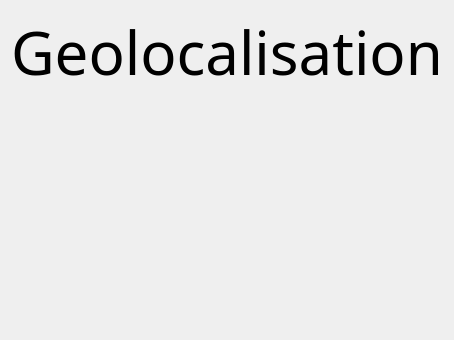
Qt form ProjetsCPP/GeoStation_Projet/geolocmozaicwidget.ui (CALF75/FormationAJC) before a commit.
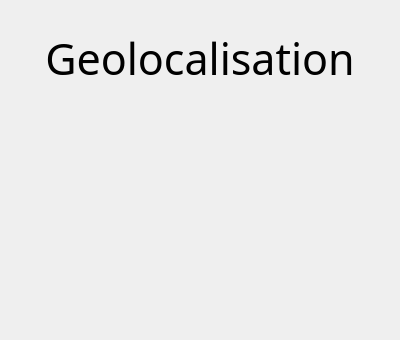
The same form after that commit. Custom widgets are drawn as their Qt base class.

```diff
--- a/ProjetsCPP/GeoStation_Projet/geolocmozaicwidget.ui
+++ b/ProjetsCPP/GeoStation_Projet/geolocmozaicwidget.ui
@@ -25,11 +25,17 @@
   <property name="styleSheet">
    <string notr="true"/>
   </property>
-  <layout class="QVBoxLayout" name="verticalLayout_8">
+  <layout class="QVBoxLayout" name="verticalLayout_4">
    <item>
-    <layout class="QVBoxLayout" name="verticalLayout_7">
+    <widget class="WidgetStyleSheet" name="widget_2" native="true">
+     <layout class="QGridLayout" name="gridLayout_2">
+      <item row="0" column="0">
+       <widget class="QWidget" name="widget" native="true">
+        <layout class="QGridLayout" name="gridLayout">
+         <item row="0" column="0">
+          <layout class="QVBoxLayout" name="verticalLayout_3">
      <item>
-      <layout class="QVBoxLayout" name="verticalLayout_6">
+            <layout class="QVBoxLayout" name="verticalLayout_2">
        <item>
         <widget class="QLabel" name="label">
          <property name="minimumSize">
@@ -47,16 +53,17 @@
          <property name="font">
           <font>
            <family>Suruma</family>
-           <pointsize>45</pointsize>
+                 <pointsize>32</pointsize>
           </font>
          </property>
          <property name="text">
           <string>Geolocalisation</string>
          </property>
-        </widget>
-       </item>
-       <item>
-        <layout class="QVBoxLayout" name="verticalLayout_5">
+               <property name="alignment">
+                <set>Qt::AlignHCenter|Qt::AlignTop</set>
+               </property>
+              </widget>
+             </item>
          <item>
           <layout class="QVBoxLayout" name="verticalLayout">
            <item>
@@ -65,53 +72,39 @@
               <string/>
              </property>
              <property name="alignment">
-              <set>Qt::AlignCenter</set>
+                  <set>Qt::AlignLeading|Qt::AlignLeft|Qt::AlignVCenter</set>
              </property>
             </widget>
            </item>
-          </layout>
-         </item>
-         <item>
-          <layout class="QVBoxLayout" name="verticalLayout_2">
            <item>
             <widget class="QLabel" name="label_4">
              <property name="text">
               <string/>
              </property>
              <property name="alignment">
-              <set>Qt::AlignCenter</set>
+                  <set>Qt::AlignLeading|Qt::AlignLeft|Qt::AlignVCenter</set>
              </property>
             </widget>
            </item>
-          </layout>
-         </item>
-         <item>
-          <layout class="QVBoxLayout" name="verticalLayout_3">
-           <item>
-            <widget class="QLabel" name="label_5">
-             <property name="text">
-              <string/>
-             </property>
-             <property name="alignment">
-              <set>Qt::AlignCenter</set>
-             </property>
-            </widget>
-           </item>
-          </layout>
-         </item>
-         <item>
-          <layout class="QVBoxLayout" name="verticalLayout_4">
            <item>
             <widget class="QLabel" name="label_6">
              <property name="text">
               <string/>
              </property>
              <property name="alignment">
-              <set>Qt::AlignCenter</set>
+                  <set>Qt::AlignLeading|Qt::AlignLeft|Qt::AlignVCenter</set>
              </property>
             </widget>
            </item>
-          </layout>
+               <item>
+                <widget class="QLabel" name="label_5">
+                 <property name="text">
+                  <string/>
+                 </property>
+                 <property name="alignment">
+                  <set>Qt::AlignLeading|Qt::AlignLeft|Qt::AlignVCenter</set>
+                 </property>
+                </widget>
          </item>
         </layout>
        </item>
@@ -134,6 +127,20 @@
    </item>
   </layout>
  </widget>
+      </item>
+     </layout>
+    </widget>
+   </item>
+  </layout>
+ </widget>
+ <customwidgets>
+  <customwidget>
+   <class>WidgetStyleSheet</class>
+   <extends>QWidget</extends>
+   <header>widgetstylesheet.h</header>
+   <container>1</container>
+  </customwidget>
+ </customwidgets>
  <resources/>
  <connections/>
 </ui>
```
Lines whose indentation alone changed are shown as unchanged.
